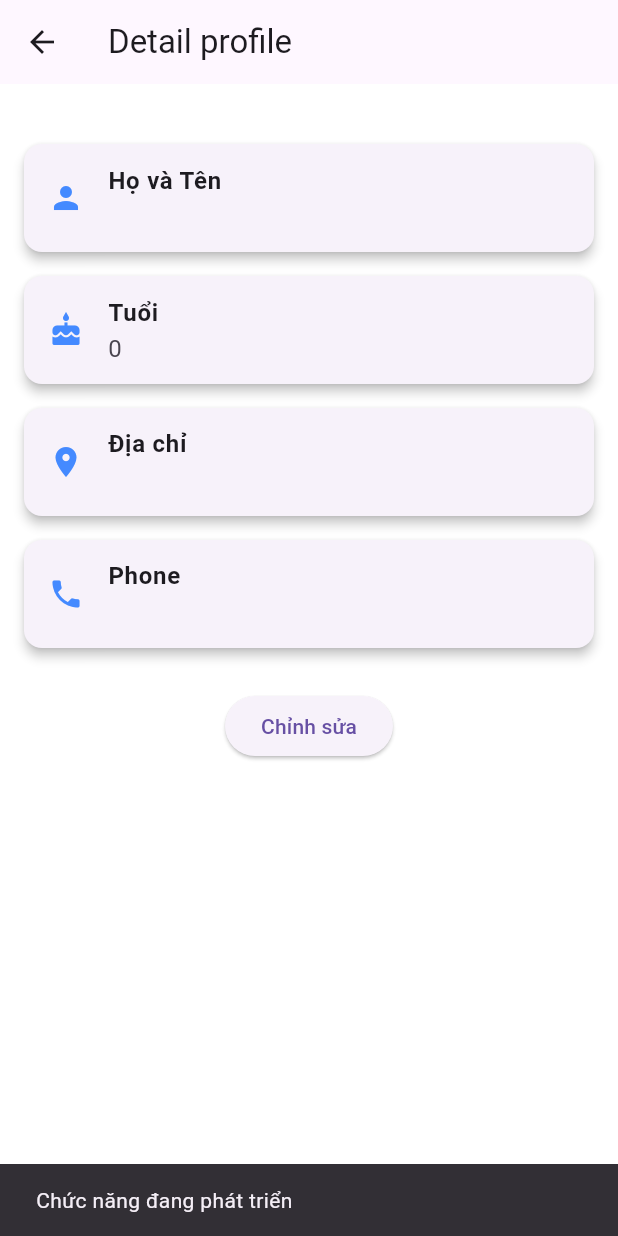
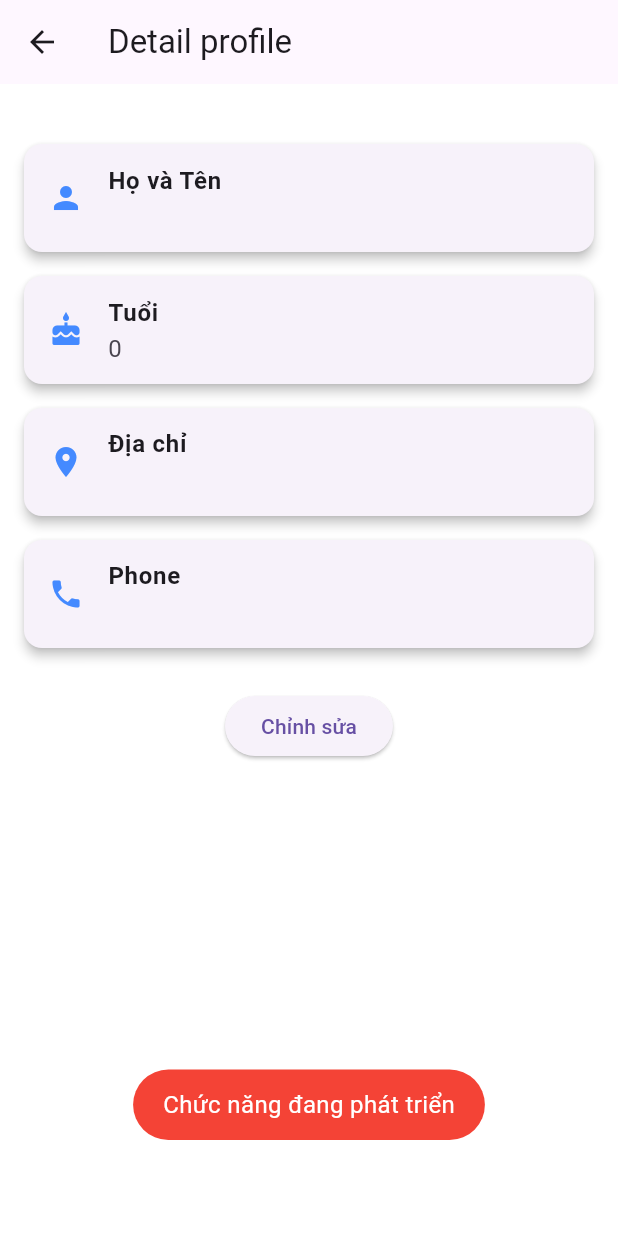
Before and after one commit to ThanhGay/hms-fe, a Flutter app: the DetailProfile screen opened directly with empty values, after a tap on "Chỉnh sửa", on a phone screen of 412 x 824 dp. Run offline on Flutter 3.47's test engine with Material 3 defaults, Android fonts, the phone set to English and light mode, and no system bars; our stand-ins replace badges, cloud_firestore, dio, firebase_core, firebase_messaging, flutter_svg and 7 more; accounts and stored records are empty.

Commit message:
add toast

```diff
--- a/lib/presentation/component/voucher_card.dart
+++ b/lib/presentation/component/voucher_card.dart
@@ -1,4 +1,5 @@
 import 'package:android_hms/presentation/component/text_Poppins.dart';
+import 'package:android_hms/presentation/utils/toast.dart';
 import 'package:flutter/material.dart';
 import 'package:flutter/services.dart';
 import 'package:intl/intl.dart';
@@ -91,6 +92,10 @@ class _VoucherCardState extends State<VoucherCard> {
                           duration: const Duration(seconds: 2),
                         ),
                       );
+                      // showToast(
+                      //   msg: ("Đã sao chép mã: ${widget.code}"),
+                      //   backgroundColor: Colors.red,
+                      //   textColor: Colors.white);
                     },
                     icon: const Icon(Icons.copy),
                     label: const Text("Sao chép mã"),
--- a/lib/presentation/screens/profile_screen_with_user.dart
+++ b/lib/presentation/screens/profile_screen_with_user.dart
@@ -1,3 +1,4 @@
+import 'package:android_hms/presentation/utils/toast.dart';
 import 'package:flutter/material.dart';
 import 'package:flutter_svg/flutter_svg.dart';
 
@@ -298,9 +299,13 @@ class DetailProfile extends StatelessWidget {
             SizedBox(height: 20),
             ElevatedButton(
               onPressed: () {
-                ScaffoldMessenger.of(context).showSnackBar(
-                  SnackBar(content: Text("Chức năng đang phát triển")),
-                );
+                showToast(
+                  msg: ("Chức năng đang phát triển"),
+                  backgroundColor: Colors.red,
+                  textColor: Colors.white);
+                // ScaffoldMessenger.of(context).showSnackBar(
+                //   SnackBar(content: Text("Chức năng đang phát triển")),
+                // );
               },
               child: Text("Chỉnh sửa"),
             ),
--- /dev/null
+++ b/lib/presentation/utils/toast.dart
@@ -0,0 +1,17 @@
+import 'package:flutter/material.dart';
+import 'package:fluttertoast/fluttertoast.dart';
+
+Future<dynamic> showToast({
+  required String msg,
+  Color? backgroundColor,
+  Color? textColor,
+}) {
+  return Fluttertoast.showToast(
+    msg: msg,
+    toastLength: Toast.LENGTH_SHORT,
+    fontSize: 16,
+    gravity: ToastGravity.BOTTOM,
+    backgroundColor: backgroundColor ?? Colors.blue[100],
+    textColor: textColor ?? Colors.white,
+  );
+}
--- a/pubspec.yaml
+++ b/pubspec.yaml
@@ -54,6 +54,7 @@ dependencies:
   firebase_messaging: ^15.2.5
   badges: ^3.1.2
   font_awesome_flutter: ^10.8.0
+  fluttertoast: ^8.2.12
 
 
 dev_dependencies:
```
Also changed, not shown: pubspec.lock.
